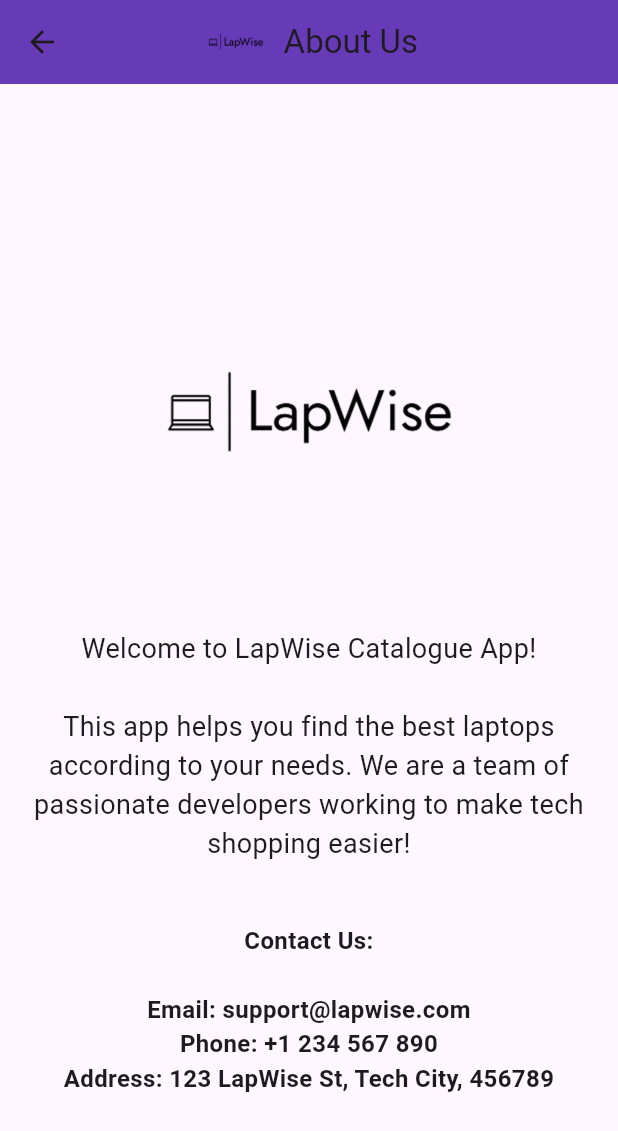
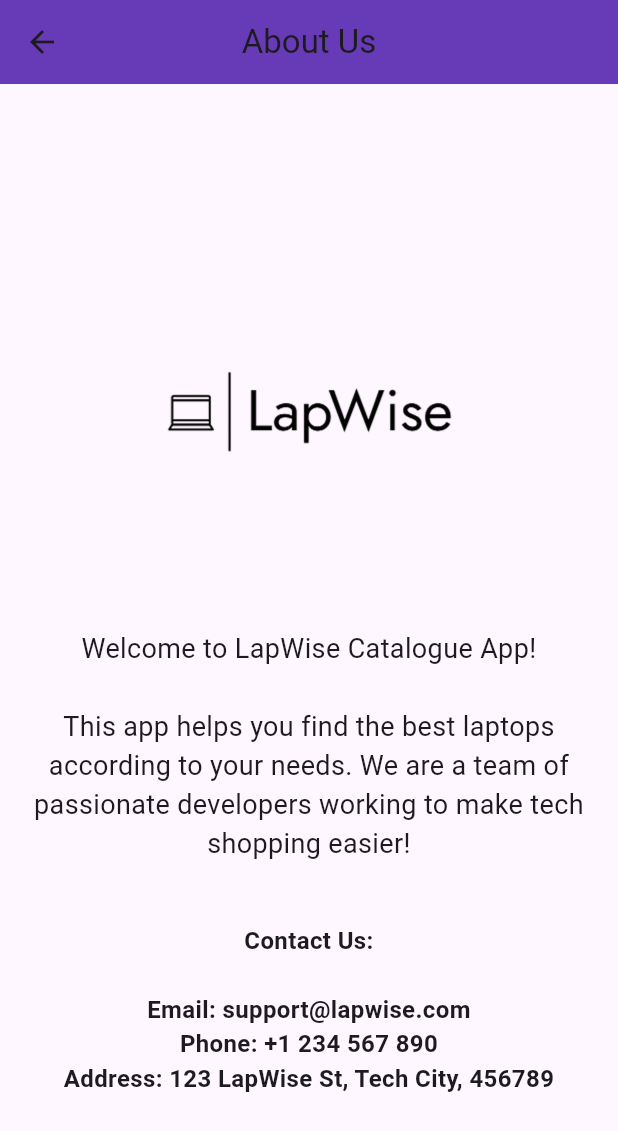
Before and after one commit to JananaDanithra22/lapwise_catalogue_app, a Flutter app: the AboutUsPage screen opened directly, on a phone screen of 412 x 824 dp. Shown: the top 1131 px of the screen. Run offline on Flutter 3.47's test engine with Material 3 defaults, Android fonts, the phone set to English and light mode, and no system bars; our stand-ins replace firebase_core; accounts and stored records are empty.

```diff
--- a/lib/main.dart
+++ b/lib/main.dart
@@ -3,7 +3,7 @@ import 'package:firebase_core/firebase_core.dart';
 import 'firebase_options.dart';
 
 // Pages
-import 'package:lapwise_catalogue_app/screens/aboutus.dart'; // ✅ Only import HelpPage
+import 'package:lapwise_catalogue_app/screens/help.dart'; // ✅ Only import HelpPage
 
 void main() async {
   WidgetsFlutterBinding.ensureInitialized();
@@ -24,7 +24,7 @@ class MyApp extends StatelessWidget {
         colorScheme: ColorScheme.fromSeed(seedColor: Colors.deepPurple),
       ),
       debugShowCheckedModeBanner: false,
-      home: const AboutUsPage(), // 👈 Directly load HelpPage
+      home: const HelpPage(), // 👈 Directly load HelpPage
     );
   }
 }
--- a/lib/screens/aboutus.dart
+++ b/lib/screens/aboutus.dart
@@ -7,25 +7,9 @@ class AboutUsPage extends StatelessWidget {
   Widget build(BuildContext context) {
     return Scaffold(
       appBar: AppBar(
+        title: const Text('About Us'),
+        centerTitle: true, // 🛠️ This centers the title!
         backgroundColor: Colors.deepPurple,
-        leading: IconButton(
-          icon: const Icon(Icons.arrow_back), // 🔙 Back button
-          onPressed: () {
-            Navigator.pop(context); // 📦 Go back to the previous page (Home)
-          },
-        ),
-        title: Row(
-          mainAxisSize: MainAxisSize.min,
-          children: [
-            Image.asset(
-              'assets/images/lapwiselogo.png', // 🖼️ Your logo
-              height: 30, // Small size logo for appbar
-            ),
-            const SizedBox(width: 8),
-            const Text('About Us'),
-          ],
-        ),
-        centerTitle: true, // 🛠️ Center the row (logo + text) in the appbar
       ),
       body: Padding(
         padding: const EdgeInsets.all(16.0),
```
Also changed, not shown: lib/screens/help.dart (+11 -0 lines), assets/images/banner-image-01.png (added).
